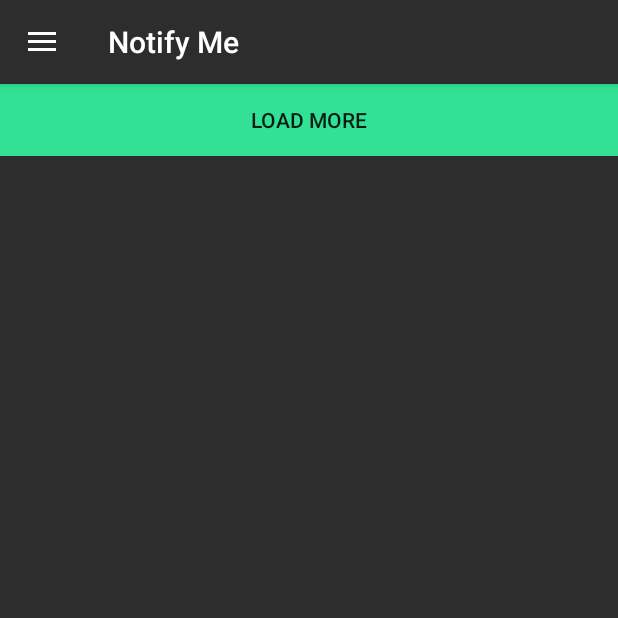
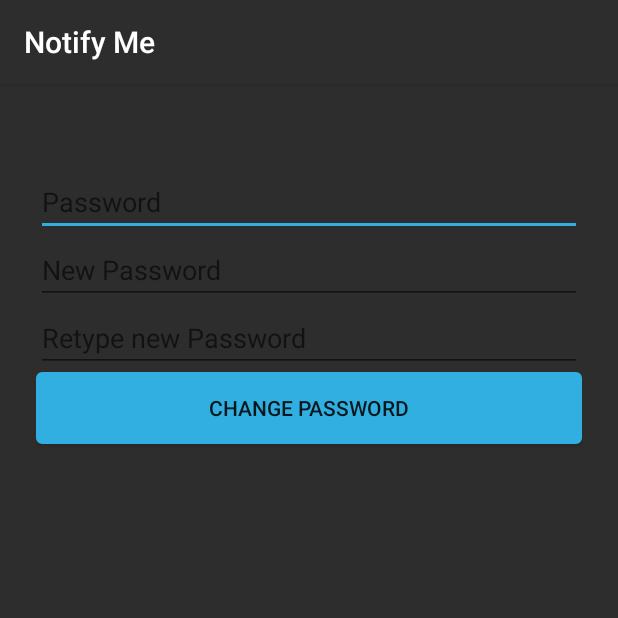
Before and after one commit to nokia-wroclaw/innovativeproject-app-notifications, an Android app: the SecondActivity screen opened directly, with no data from a screen before it, in the side drawer, after a tap on "My Account", on a phone screen of 412 x 824 dp, the top half of it. Run offline under Robolectric (Android 15) with nearby library versions, the light colour scheme and no system bars; libraries missing offline, so code that uses them is left out: retrofit.client; 7 statements that could not run were skipped.

Commit message:
New RestApi function

```diff
--- a/app/src/main/AndroidManifest.xml
+++ b/app/src/main/AndroidManifest.xml
@@ -7,16 +7,15 @@
 
     <application
         android:allowBackup="true"
+        android:background="#dcdcdc"
+        android:gravity="center"
         android:icon="@mipmap/ic_launcher"
         android:label="@string/app_name"
         android:roundIcon="@mipmap/ic_launcher_round"
         android:supportsRtl="true"
-        android:theme="@style/AppTheme"
-        android:background="#dcdcdc"
-        android:gravity="center"
-        >
-
-        <activity android:name=".MainActivity"
+        android:theme="@style/AppTheme">
+        <activity
+            android:name=".MainActivity"
             android:configChanges="orientation|screenSize|keyboardHidden">
             <intent-filter>
                 <action android:name="android.intent.action.MAIN" />
@@ -25,17 +24,15 @@
             </intent-filter>
         </activity>
 
-        <!--<activity android:name=".SecondActivity"-->
-            <!--android:screenOrientation="portrait"></activity>-->
+        <!-- <activity android:name=".SecondActivity" -->
+        <!-- android:screenOrientation="portrait"></activity> -->
         <activity
             android:name=".SecondActivity"
-            android:configChanges="orientation|screenSize|keyboardHidden"
-
-            />
+            android:configChanges="orientation|screenSize|keyboardHidden" />
         <activity
-
-            android:configChanges="orientation|screenSize|keyboardHidden"
-            android:name=".RegisterActivity"></activity>
+            android:name=".RegisterActivity"
+            android:configChanges="orientation|screenSize|keyboardHidden" />
+        <activity android:name=".MyAccount"></activity>
     </application>
 
 </manifest>
--- /dev/null
+++ b/app/src/main/java/com/example/mati/pojo/ChangePasswordBody.java
@@ -0,0 +1,39 @@
+package com.example.mati.pojo;
+
+public class ChangePasswordBody
+{
+    private String token;
+    private String oldpassword;
+    private String newpassword;
+
+    public ChangePasswordBody(String token, String oldpassword, String newpassword)
+    {
+        this.token = token;
+        this.oldpassword = oldpassword;
+        this.newpassword = newpassword;
+    }
+
+    public String getToken() {
+        return token;
+    }
+
+    public void setToken(String token) {
+        this.token = token;
+    }
+
+    public String getOldpassword() {
+        return oldpassword;
+    }
+
+    public void setOldpassword(String oldpassword) {
+        this.oldpassword = oldpassword;
+    }
+
+    public String getNewpassword() {
+        return newpassword;
+    }
+
+    public void setNewpassword(String newpassword) {
+        this.newpassword = newpassword;
+    }
+}
--- a/app/src/main/java/com/example/mati/pojo/MyWebService.java
+++ b/app/src/main/java/com/example/mati/pojo/MyWebService.java
@@ -1,7 +1,14 @@
 package com.example.mati.pojo;
 
+import android.telecom.Call;
+
+import org.json.JSONObject;
+
 import retrofit.Callback;
+import retrofit.ResponseCallback;
 import retrofit.http.Body;
+import retrofit.http.Field;
+import retrofit.http.FormUrlEncoded;
 import retrofit.http.GET;
 import retrofit.http.Headers;
 import retrofit.http.POST;
@@ -18,5 +25,15 @@ public interface MyWebService
     @POST("/register/")
     void registryNewUser(@Body User user, Callback<String> pResponse);
 
+    @Headers({"Content-Type: application/json","Accept: application/json"})
+    @POST("/login/")
+    void loginToSystem(@Body User user, Callback<String> pResponse);
 
+    @Headers({"Content-Type: application/json","Accept: application/json"})
+    @POST("/user/password/")
+    void changeUserPassword(@Body ChangePasswordBody changePasswordBody, Callback<String> response);
+
+    @Headers({"Content-Type: application/json","Accept: application/json"})
+    @POST("/setFlag/")
+    Call setFlag(@Body Notification notification);
 }
--- /dev/null
+++ b/app/src/main/java/com/robinsonprogramming/www/loginrestapi/MyAccount.java
@@ -0,0 +1,61 @@
+package com.robinsonprogramming.www.loginrestapi;
+
+import android.support.v7.app.AppCompatActivity;
+import android.os.Bundle;
+import android.view.View;
+import android.widget.Button;
+import android.widget.EditText;
+
+import com.example.mati.pojo.ChangePasswordBody;
+import com.example.mati.pojo.MyWebService;
+
+import retrofit.Callback;
+import retrofit.RestAdapter;
+import retrofit.RetrofitError;
+import retrofit.client.Response;
+
+public class MyAccount extends AppCompatActivity
+{
+    private EditText editText_password;
+    private EditText editText_newPassword;
+    private EditText editText_retype_newPassword;
+    private Button button_change_password;
+    RestAdapter retrofit;
+    MyWebService myWebService;
+    @Override
+    protected void onCreate(Bundle savedInstanceState)
+    {
+        final Bundle bundle;
+        bundle = getIntent().getExtras();
+        super.onCreate(savedInstanceState);
+        setContentView(R.layout.activity_my_account);
+        editText_password = (EditText)findViewById(R.id.editText1myAccount);
+        editText_newPassword = (EditText)findViewById(R.id.editText2myAccount);
+        editText_retype_newPassword = (EditText)findViewById(R.id.editText3myAccount);
+        button_change_password = (Button)findViewById(R.id.buttonMyAccount);
+        retrofit = new RestAdapter.Builder()
+                .setEndpoint("http://35.204.202.104:8080/api/v1.0/")
+                .setLogLevel(RestAdapter.LogLevel.FULL)
+                .build();
+        myWebService = retrofit.create(MyWebService.class);
+
+        button_change_password.setOnClickListener(new View.OnClickListener() {
+            @Override
+            public void onClick(View view)
+            {
+                myWebService.changeUserPassword(new ChangePasswordBody("1", "pass1", "password"), new Callback<String>() {
+                    @Override
+                    public void success(String s, Response response) {
+
+                    }
+
+                    @Override
+                    public void failure(RetrofitError error) {
+
+                    }
+                });
+            }
+        });
+
+    }
+}
--- a/app/src/main/java/com/robinsonprogramming/www/loginrestapi/SecondActivity.java
+++ b/app/src/main/java/com/robinsonprogramming/www/loginrestapi/SecondActivity.java
@@ -67,14 +67,14 @@ public class SecondActivity extends AppCompatActivity implements NavigationView.
     FancyAdapter aa=null;
    // static ArrayList<String> resultRow;
     static List<String> resultRow;
+    private Bundle bundle1;
 
     @Override
-    protected void onCreate(Bundle savedInstanceState) {
-
-
-
+    protected void onCreate(Bundle savedInstanceState)
+    {
         final Bundle bundle;
         bundle = getIntent().getExtras();
+        bundle1 = bundle;
         String token = bundle.getString("token");
         super.onCreate(savedInstanceState);
         setContentView(R.layout.activity_second);
@@ -183,10 +183,9 @@ public class SecondActivity extends AppCompatActivity implements NavigationView.
 //                getSupportFragmentManager().beginTransaction().replace(R.id.fragment_container,
 //                        new ChatFragment()).commit();
 //                break;
-//            case R.id.nav_account:
-//                getSupportFragmentManager().beginTransaction().replace(R.id.fragment_container,
-//                        new ProfileFragment()).commit();
-//                break;
+            case R.id.nav_account:
+                goToMyAccount();
+                break;
 //            case R.id.settings:
 //                Toast.makeText(this, "Share", Toast.LENGTH_SHORT).show();
 //                break;
@@ -236,6 +235,12 @@ public class SecondActivity extends AppCompatActivity implements NavigationView.
         };
     }
 */
+   private void goToMyAccount()
+   {
+       Intent intent = new Intent(this, MyAccount.class);
+       intent.putExtras(bundle1);
+       startActivity(intent);
+   }
 
     private void getDataFromUrl(Bundle bundle,int offset){
         myWebService = retrofit.create(MyWebService.class);
@@ -263,9 +268,6 @@ public class SecondActivity extends AppCompatActivity implements NavigationView.
             Log.d(CLASS_TAG, e.toString());
         }
     }
- /*   private void getDataFromUrl(MyWebService myWebServiceyWebService) {
-        new LoadCountriesFromUrlTask(this, url).execute();
-    }*/
     class FancyAdapter extends ArrayAdapter<Notification>{
         FancyAdapter(){
             super(SecondActivity.this,R.layout.row,list);
@@ -293,8 +295,6 @@ public class SecondActivity extends AppCompatActivity implements NavigationView.
         }
     }
 
-
-
     class ViewHolder{
         public TextView topic=null;
         public TextView message=null;
@@ -315,8 +315,4 @@ public class SecondActivity extends AppCompatActivity implements NavigationView.
         }
     }
 
-
-
-
-
 }
--- /dev/null
+++ b/app/src/main/res/layout/activity_my_account.xml
@@ -0,0 +1,79 @@
+<?xml version="1.0" encoding="utf-8"?>
+<android.support.constraint.ConstraintLayout xmlns:android="http://schemas.android.com/apk/res/android"
+    xmlns:app="http://schemas.android.com/apk/res-auto"
+    xmlns:tools="http://schemas.android.com/tools"
+    android:layout_width="match_parent"
+    android:layout_height="match_parent"
+    tools:context="com.robinsonprogramming.www.loginrestapi.MyAccount">
+    <LinearLayout
+        android:orientation="vertical"
+        android:layout_width="match_parent"
+        android:layout_height="match_parent"
+        android:paddingTop="56dp"
+        android:paddingLeft="24dp"
+        android:background="#2d2d2d"
+        android:paddingRight="24dp">
+
+        <EditText
+            android:id="@+id/editText1myAccount"
+            android:layout_width="match_parent"
+            android:layout_height="wrap_content"
+            android:layout_alignParentEnd="true"
+            android:layout_alignParentLeft="true"
+            android:layout_alignParentRight="true"
+            android:layout_alignParentStart="true"
+
+            android:ems="10"
+            android:inputType="textPassword"
+            android:hint="@string/Password"
+            android:visibility="visible"
+            tools:layout_editor_absoluteX="84dp"
+            tools:layout_editor_absoluteY="275dp" />
+
+        <EditText
+            android:id="@+id/editText2myAccount"
+            android:layout_below="@+id/editText1myAccount"
+            android:layout_width="match_parent"
+            android:layout_height="wrap_content"
+            android:layout_alignParentEnd="true"
+            android:layout_alignParentLeft="true"
+            android:layout_alignParentRight="true"
+            android:layout_alignParentStart="true"
+
+            android:ems="10"
+            android:inputType="textPassword"
+            android:hint="New Password"
+            tools:layout_editor_absoluteX="84dp"
+            tools:layout_editor_absoluteY="342dp" />
+
+        <EditText
+            android:id="@+id/editText3myAccount"
+            android:layout_below="@+id/editText2myAccount"
+            android:layout_width="match_parent"
+            android:layout_height="wrap_content"
+            android:layout_alignParentEnd="true"
+            android:layout_alignParentLeft="true"
+            android:layout_alignParentRight="true"
+            android:layout_alignParentStart="true"
+
+            android:ems="10"
+            android:inputType="textPassword"
+            android:hint="@string/retype_new_password"
+            tools:layout_editor_absoluteX="84dp"
+            tools:layout_editor_absoluteY="342dp" />
+
+        <Button
+            android:id="@+id/buttonMyAccount"
+            android:layout_below="@+id/editText3myAccount"
+            android:layout_width="match_parent"
+            android:layout_alignParentEnd="true"
+            android:layout_alignParentLeft="true"
+            android:layout_alignParentRight="true"
+            android:layout_alignParentStart="true"
+            android:layout_height="wrap_content"
+            android:text="@string/change_password"
+            android:background="@drawable/button"
+            tools:layout_editor_absoluteX="148dp"
+            tools:layout_editor_absoluteY="406dp" />
+    </LinearLayout>
+</android.support.constraint.ConstraintLayout>
--- a/app/src/main/res/values/strings.xml
+++ b/app/src/main/res/values/strings.xml
@@ -10,4 +10,9 @@
     <string name="sign_up">Sign up</string>
     <string name="surname">Surname</string>
     <string name="name">Name</string>
+
+    <!-- TODO: Remove or change this placeholder text -->
+    <string name="hello_blank_fragment">Hello blank fragment</string>
+    <string name="retype_new_password">Retype new Password</string>
+    <string name="change_password">Change password</string>
 </resources>
```
Also changed, not shown: app/src/main/res/mipmap-hdpi/logo.png (added), app/src/main/res/mipmap-hdpi/notiflist.png (added).
